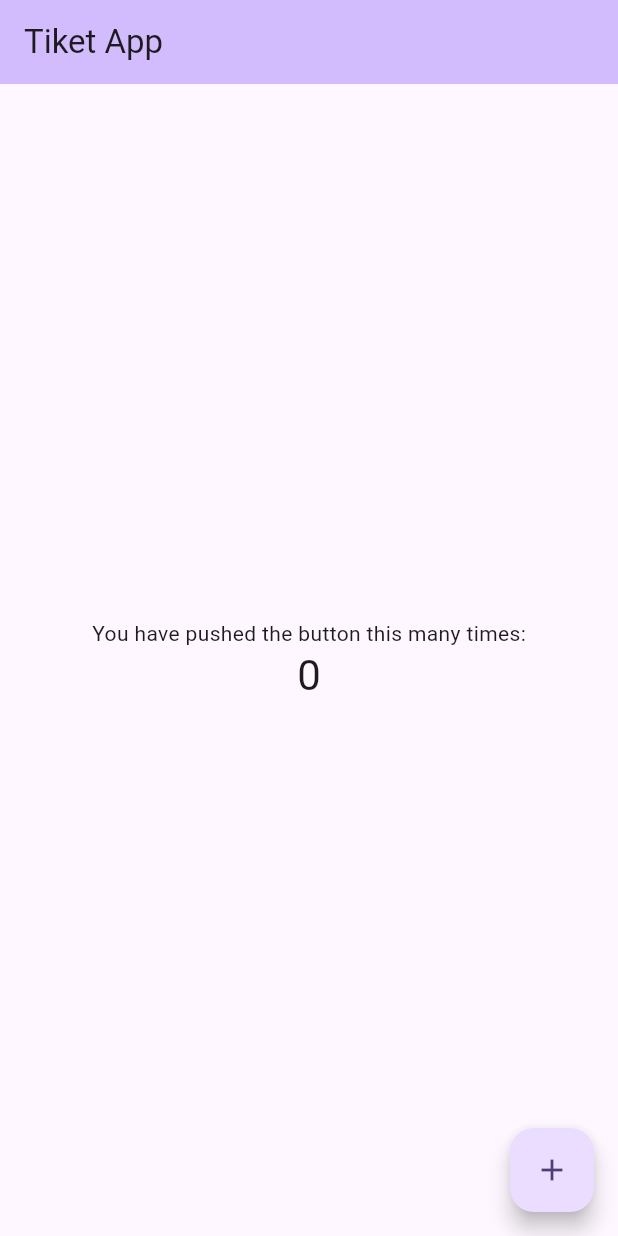
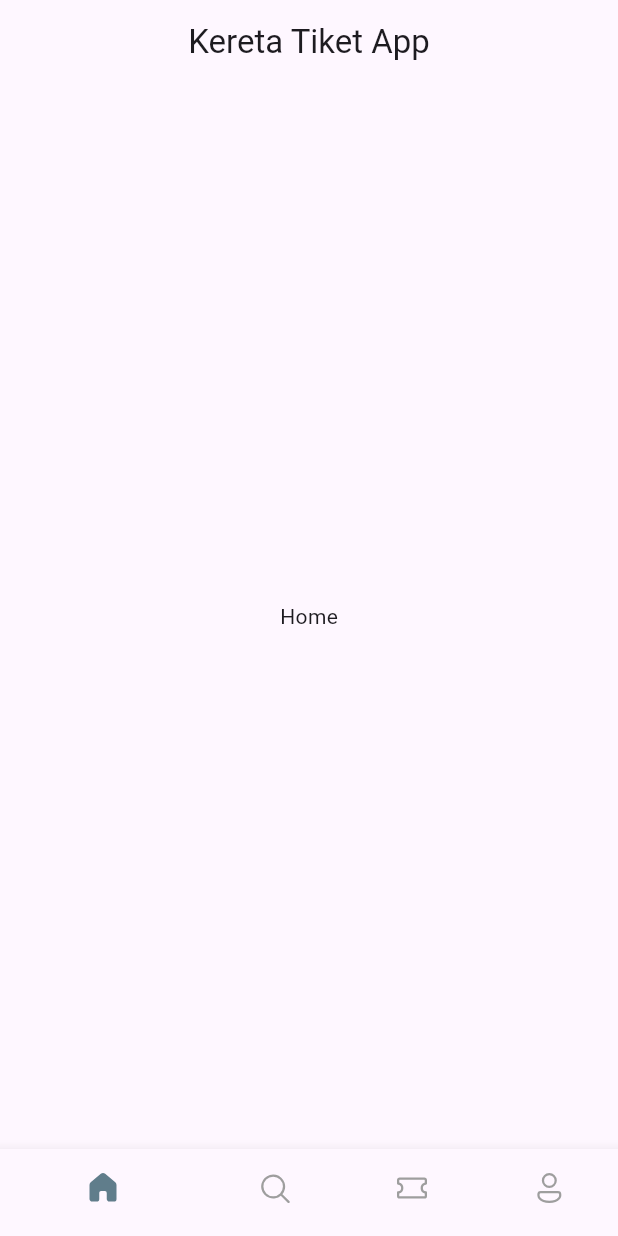
Before and after one commit to DerylFeyza/ticket_app, a Flutter app: the screen it shows after launch, on a phone screen of 412 x 824 dp. Run offline on Flutter 3.47's test engine with Material 3 defaults, Android fonts, the phone set to English and light mode, and no system bars; our stand-ins replace fluentui_icons.

Commit message:
feat: bottom nav

```diff
--- a/lib/main.dart
+++ b/lib/main.dart
@@ -1,4 +1,5 @@
 import 'package:flutter/material.dart';
+import 'package:ticket_app/widgets/nav_widget.dart';
 
 void main() {
   runApp(const MyApp());
@@ -10,116 +11,68 @@ class MyApp extends StatelessWidget {
   // This widget is the root of your application.
   @override
   Widget build(BuildContext context) {
-    return MaterialApp(
-      title: 'Tiket App',
-      theme: ThemeData(
-        // This is the theme of your application.
-        //
-        // TRY THIS: Try running your application with "flutter run". You'll see
-        // the application has a purple toolbar. Then, without quitting the app,
-        // try changing the seedColor in the colorScheme below to Colors.green
-        // and then invoke "hot reload" (save your changes or press the "hot
-        // reload" button in a Flutter-supported IDE, or press "r" if you used
-        // the command line to start the app).
-        //
-        // Notice that the counter didn't reset back to zero; the application
-        // state is not lost during the reload. To reset the state, use hot
-        // restart instead.
-        //
-        // This works for code too, not just values: Most code changes can be
-        // tested with just a hot reload.
-        colorScheme: ColorScheme.fromSeed(seedColor: Colors.deepPurple),
-        useMaterial3: true,
-      ),
-      home: const MyHomePage(title: 'Tiket App'),
-    );
+    return MaterialApp(home: BottomNavBar());
   }
 }
 
-class MyHomePage extends StatefulWidget {
-  const MyHomePage({super.key, required this.title});
+// class MyHomePage extends StatefulWidget {
+//   const MyHomePage({super.key, required this.title});
+//   final String title;
 
-  // This widget is the home page of your application. It is stateful, meaning
-  // that it has a State object (defined below) that contains fields that affect
-  // how it looks.
+//   @override
+//   State<MyHomePage> createState() => _MyHomePageState();
+// }
 
-  // This class is the configuration for the state. It holds the values (in this
-  // case the title) provided by the parent (in this case the App widget) and
-  // used by the build method of the State. Fields in a Widget subclass are
-  // always marked "final".
+// class _MyHomePageState extends State<MyHomePage> {
+//   int _counter = 0;
 
-  final String title;
+//   void _incrementCounter() {
+//     setState(() {
+//       _counter++;
+//     });
+//   }
 
-  @override
-  State<MyHomePage> createState() => _MyHomePageState();
-}
+//   void _decrementCounter() {
+//     setState(() {
+//       _counter--;
+//     });
+//   }
 
-class _MyHomePageState extends State<MyHomePage> {
-  int _counter = 0;
-
-  void _incrementCounter() {
-    setState(() {
-      // This call to setState tells the Flutter framework that something has
-      // changed in this State, which causes it to rerun the build method below
-      // so that the display can reflect the updated values. If we changed
-      // _counter without calling setState(), then the build method would not be
-      // called again, and so nothing would appear to happen.
-      _counter++;
-    });
-  }
-
-  @override
-  Widget build(BuildContext context) {
-    // This method is rerun every time setState is called, for instance as done
-    // by the _incrementCounter method above.
-    //
-    // The Flutter framework has been optimized to make rerunning build methods
-    // fast, so that you can just rebuild anything that needs updating rather
-    // than having to individually change instances of widgets.
-    return Scaffold(
-      appBar: AppBar(
-        // TRY THIS: Try changing the color here to a specific color (to
-        // Colors.amber, perhaps?) and trigger a hot reload to see the AppBar
-        // change color while the other colors stay the same.
-        backgroundColor: Theme.of(context).colorScheme.inversePrimary,
-        // Here we take the value from the MyHomePage object that was created by
-        // the App.build method, and use it to set our appbar title.
-        title: Text(widget.title),
-      ),
-      body: Center(
-        // Center is a layout widget. It takes a single child and positions it
-        // in the middle of the parent.
-        child: Column(
-          // Column is also a layout widget. It takes a list of children and
-          // arranges them vertically. By default, it sizes itself to fit its
-          // children horizontally, and tries to be as tall as its parent.
-          //
-          // Column has various properties to control how it sizes itself and
-          // how it positions its children. Here we use mainAxisAlignment to
-          // center the children vertically; the main axis here is the vertical
-          // axis because Columns are vertical (the cross axis would be
-          // horizontal).
-          //
-          // TRY THIS: Invoke "debug painting" (choose the "Toggle Debug Paint"
-          // action in the IDE, or press "p" in the console), to see the
-          // wireframe for each widget.
-          mainAxisAlignment: MainAxisAlignment.center,
-          children: <Widget>[
-            const Text(
-              'You have pushed the button this many times:',
-            ),
-            Text(
-              '$_counter',
-              style: Theme.of(context).textTheme.headlineMedium,
-            ),
-          ],
-        ),
-      ),
-      floatingActionButton: FloatingActionButton(
-        onPressed: _incrementCounter,
-        tooltip: 'Increment',
-        child: const Icon(Icons.add),
-      ), // This trailing comma makes auto-formatting nicer for build methods.
-    );
-  }
-}
+//   @override
+//   Widget build(BuildContext context) {
+//     return Scaffold(
+//         appBar: AppBar(
+//           backgroundColor: Theme.of(context).colorScheme.inversePrimary,
+//           title: Text(widget.title),
+//         ),
+//         body: Center(
+//           child: Column(
+//             mainAxisAlignment: MainAxisAlignment.center,
+//             children: <Widget>[
+//               const Text(
+//                 'You have pushed the button this many times:',
+//               ),
+//               Text(
+//                 '$_counter',
+//                 style: Theme.of(context).textTheme.headlineMedium,
+//               ),
+//             ],
+//           ),
+//         ),
+//         floatingActionButton: Row(
+//           mainAxisAlignment: MainAxisAlignment.spaceEvenly,
+//           children: [
+//             FloatingActionButton(
+//               onPressed: _incrementCounter,
+//               tooltip: 'Increment',
+//               child: const Icon(Icons.add),
+//             ),
+//             FloatingActionButton(
+//               onPressed: _decrementCounter,
+//               tooltip: 'Decrement',
+//               child: const Icon(Icons.remove),
+//             ),
+//           ],
+//         ));
+//   }
+// }
--- /dev/null
+++ b/lib/widgets/nav_widget.dart
@@ -0,0 +1,66 @@
+import 'package:fluentui_icons/fluentui_icons.dart';
+import 'package:flutter/material.dart';
+
+class BottomNavBar extends StatefulWidget {
+  const BottomNavBar({super.key});
+
+  @override
+  State<BottomNavBar> createState() => _BottomNavBarState();
+}
+
+class _BottomNavBarState extends State<BottomNavBar> {
+  int _activeTab = 0;
+  void _onItemTapped(int index) {
+    setState(() {
+      _activeTab = index;
+    });
+  }
+
+  final appScreens = [
+    const Text('Home'),
+    const Text('Search'),
+    const Text('Tickets'),
+    const Text('Profile'),
+  ];
+
+  @override
+  Widget build(BuildContext context) {
+    return Scaffold(
+      appBar: AppBar(
+        title: const Center(child: Text('Kereta Tiket App')),
+      ),
+      body: Center(
+        child: appScreens[_activeTab],
+      ),
+      bottomNavigationBar: BottomNavigationBar(
+        currentIndex: _activeTab,
+        onTap: _onItemTapped,
+        selectedItemColor: Colors.blueGrey,
+        unselectedItemColor: Colors.grey,
+        showSelectedLabels: false,
+        items: const [
+          BottomNavigationBarItem(
+            icon: Icon(FluentSystemIcons.ic_fluent_home_regular),
+            activeIcon: Icon(FluentSystemIcons.ic_fluent_home_filled),
+            label: 'Home',
+          ),
+          BottomNavigationBarItem(
+            icon: Icon(FluentSystemIcons.ic_fluent_search_regular),
+            activeIcon: Icon(FluentSystemIcons.ic_fluent_search_filled),
+            label: 'Search',
+          ),
+          BottomNavigationBarItem(
+            icon: Icon(FluentSystemIcons.ic_fluent_ticket_regular),
+            activeIcon: Icon(FluentSystemIcons.ic_fluent_ticket_filled),
+            label: 'Tickets',
+          ),
+          BottomNavigationBarItem(
+            icon: Icon(FluentSystemIcons.ic_fluent_person_regular),
+            activeIcon: Icon(FluentSystemIcons.ic_fluent_person_filled),
+            label: 'Profile',
+          ),
+        ],
+      ),
+    );
+  }
+}
--- a/pubspec.yaml
+++ b/pubspec.yaml
@@ -34,6 +34,7 @@ dependencies:
   # The following adds the Cupertino Icons font to your application.
   # Use with the CupertinoIcons class for iOS style icons.
   cupertino_icons: ^1.0.8
+  fluentui_icons: ^1.0.0
 
 dev_dependencies:
   flutter_test:
```
Also changed, not shown: pubspec.lock.
